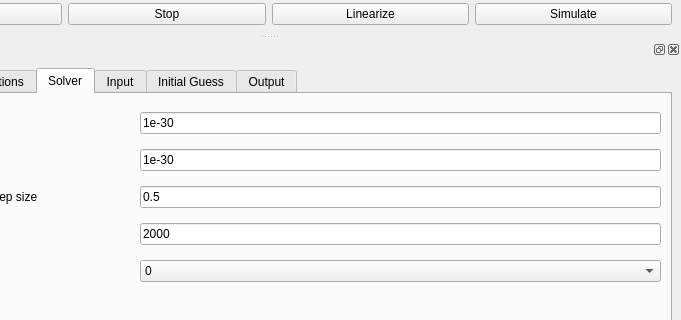
The window that app/trim/MainWindow.ui (fthgkc/mavsim) describes before a commit, drawn with Qt 5; both pictures show x 144 to 825 and y 420 to 740 of the 825 by 862 pixel window.
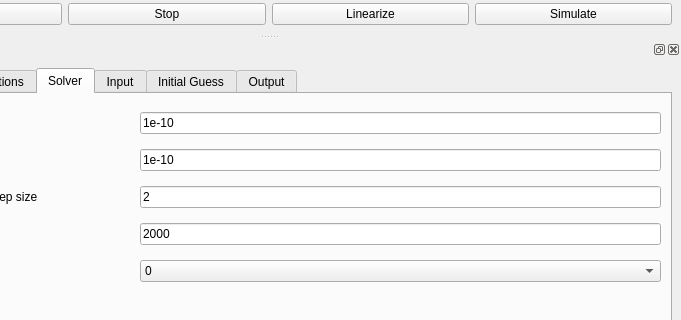
The same window after the commit. The open tabs and pages were chosen to show the change. Custom widgets are drawn as their Qt base class.

Commit message: Updated default ui values.

Patch:
```diff
--- a/app/trim/MainWindow.ui
+++ b/app/trim/MainWindow.ui
@@ -448,14 +448,14 @@
          <item row="1" column="1" colspan="2">
           <widget class="QLineEdit" name="lineEdit_abstol">
            <property name="text">
-            <string>1e-30</string>
+            <string>1e-10</string>
            </property>
           </widget>
          </item>
          <item row="2" column="1" colspan="2">
           <widget class="QLineEdit" name="lineEdit_speed">
            <property name="text">
-            <string>0.5</string>
+            <string>2</string>
            </property>
           </widget>
          </item>
@@ -509,7 +509,7 @@
          <item row="0" column="1" colspan="2">
           <widget class="QLineEdit" name="lineEdit_rtol">
            <property name="text">
-            <string>1e-30</string>
+            <string>1e-10</string>
            </property>
           </widget>
          </item>
```
Left out of the diff: 4 changed lines with no effect on the pictures.
